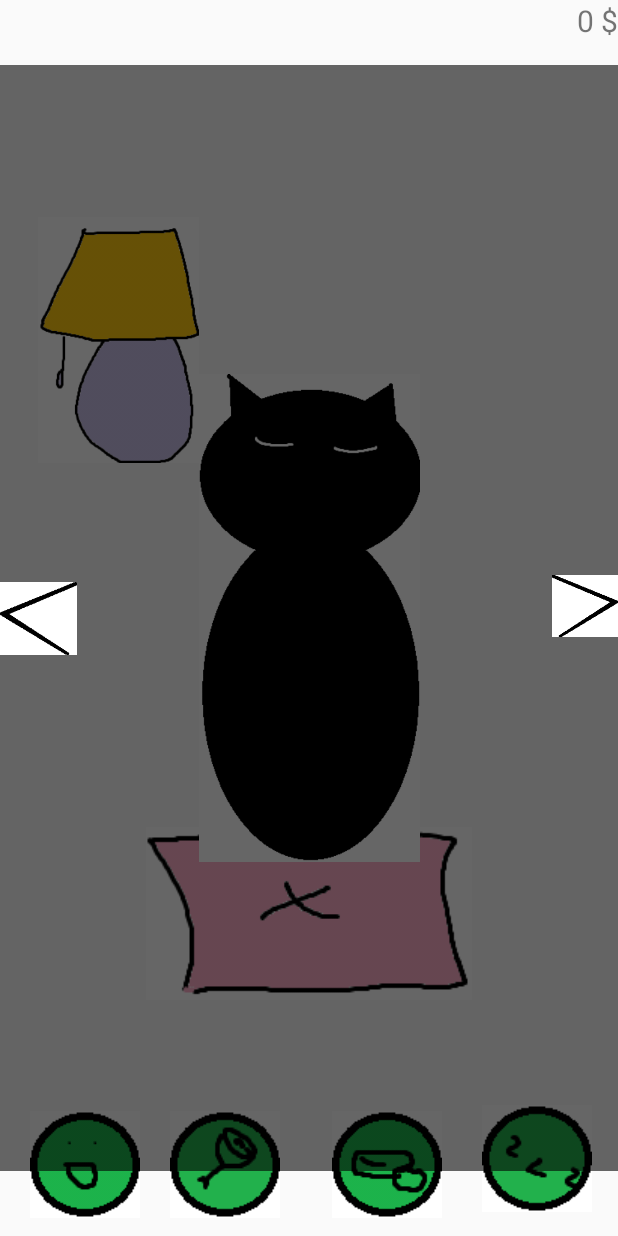
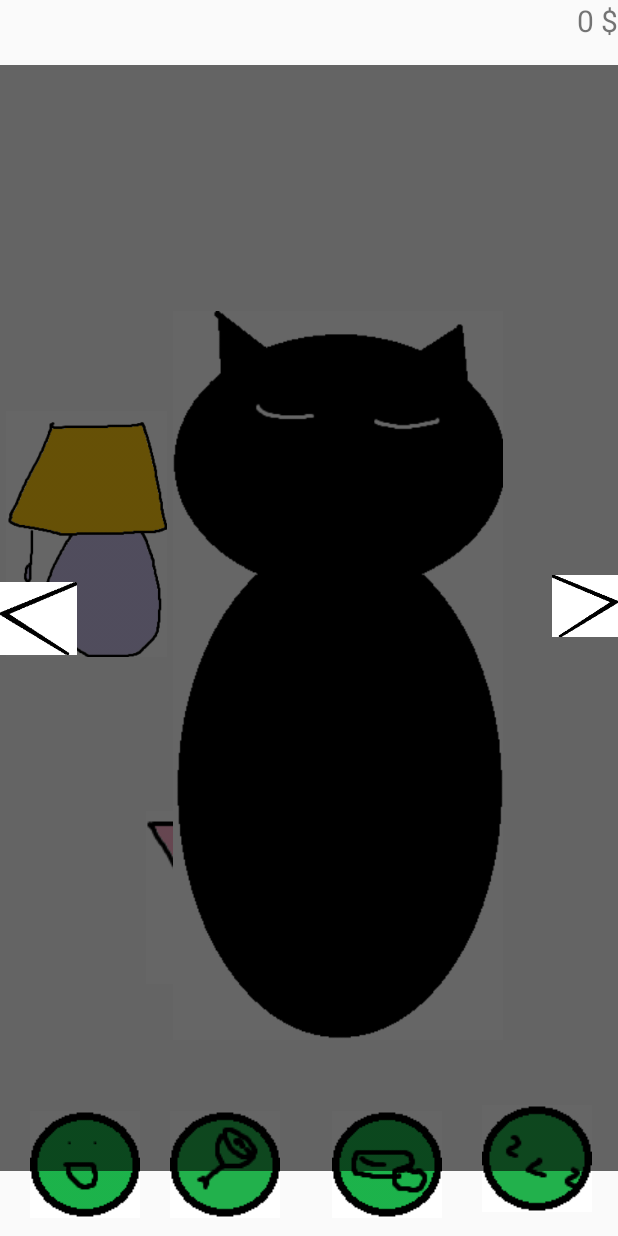
Before and after one commit to kingulin/MyLittleCatGame, an Android app: the screen it shows after launch (MainActivity), after a tap on an icon or button, on a phone screen of 412 x 824 dp. Run offline under Robolectric (Android 15) with nearby library versions, the phone set to English and light mode, and no system bars.

Commit message:
w koncu cos dziala

```diff
--- a/app/src/main/java/com/example/mylittlecat/MainActivity.java
+++ b/app/src/main/java/com/example/mylittlecat/MainActivity.java
@@ -3,6 +3,7 @@ package com.example.mylittlecat;
 import androidx.appcompat.app.AppCompatActivity;
 
 import android.annotation.SuppressLint;
+import android.content.Intent;
 import android.graphics.drawable.Drawable;
 import android.os.Bundle;
 import android.view.View;
@@ -31,6 +32,8 @@ public class MainActivity extends AppCompatActivity {
     public ImageView Lamp;
     public static ImageView Dark;
     public boolean IsSleep = false;
+    public boolean ISActive = true;
+
     public ImageView ArrR;
     public ImageView ArrL;
     @Override
@@ -39,11 +42,22 @@ public class MainActivity extends AppCompatActivity {
         setContentView(R.layout.activity_main);
 //set cats mood
 
+
+
+
         catMood = findViewById(R.id.catMood);
         Mood = findViewById(R.id.mood);
         Clean = findViewById(R.id.clean);
         Hungry = findViewById(R.id.hungry);
         Sleep = findViewById(R.id.sleep);
+
+        Intent takeintent = getIntent();
+        IsCatClean = takeintent.getBooleanExtra("IsCatClean_key", true);
+        CatClean = takeintent.getIntExtra("CatClean_key", 100);
+        catMoodNum = takeintent.getIntExtra("catMoodNum_key", 100);
+        CatHungry = takeintent.getIntExtra("CatHungry_key", 100);
+        CatSleep = takeintent.getIntExtra("CatSleep_key", 100);
+        money = takeintent.getIntExtra("money_key", 0);
         catMood.setOnClickListener(new View.OnClickListener() {
             @Override
             public void onClick(View v) {
@@ -61,13 +75,14 @@ public class MainActivity extends AppCompatActivity {
         });
 
         //set stats change
+        if(ISActive){
             final Handler handler = new Handler();
             handler.postDelayed(new Runnable() {
                 @Override
                 public void run() {
                     if (CatHungry > 0) CatHungry -= 1.5;
                     if (CatSleep > 0 && !IsSleep) CatSleep -= 2;
-                 else if(CatSleep <= 100 && IsSleep) CatSleep +=5;
+                    else if(CatSleep <= 100 && IsSleep) CatSleep +=10;
                     if (CatClean > 0) CatClean -= 5;
                     if (catMoodNum > 0) {
                         catMoodNum -= 2;
@@ -141,7 +156,7 @@ public class MainActivity extends AppCompatActivity {
                     handler.postDelayed(this, 2*1000);
 
                 }
-     },2*1000);
+            },2*1000);}
 
 
         // sets money
@@ -181,6 +196,16 @@ public class MainActivity extends AppCompatActivity {
         ArrR.setOnClickListener(new View.OnClickListener() {
             @Override
             public void onClick(View v) {
+                // setContentView(R.layout.activity_bathroom);
+                Intent intent = new Intent(MainActivity.this, Bathroom.class);
+                intent.putExtra("catMoodNum_key", catMoodNum);
+                intent.putExtra("IsCatClean_key", IsCatClean);
+                intent.putExtra("CatClean_key", CatClean);
+                intent.putExtra("CatHungry_key", CatHungry);
+                intent.putExtra("CatSleep_key", CatSleep);
+                intent.putExtra("money_key", money);
+                startActivity(intent);
+
                 setContentView(R.layout.activity_bathroom);
             }
         });
@@ -192,4 +217,24 @@ public class MainActivity extends AppCompatActivity {
 //            }
 //        });
     }
+
+
+//        ArrL.setOnClickListener(new View.OnClickListener() {
+//            @Override
+//            public void onClick(View v) {
+//                setContentView(R.layout.);
+//            }
+//        });
+
+    @Override
+    protected void onResume() {
+        super.onResume();
+        ISActive = true;
     }
+
+    @Override
+    protected void onPause() {
+        super.onPause();
+        ISActive = false;
+    }
+}
--- a/app/src/main/res/layout/activity_main.xml
+++ b/app/src/main/res/layout/activity_main.xml
@@ -19,12 +19,15 @@
 
     <ImageView
         android:id="@+id/catMood"
-        android:layout_width="147dp"
-        android:layout_height="344dp"
+        android:layout_width="228dp"
+        android:layout_height="486dp"
+        android:adjustViewBounds="true"
         app:layout_constraintBottom_toBottomOf="parent"
         app:layout_constraintEnd_toEndOf="parent"
+        app:layout_constraintHorizontal_bias="0.606"
         app:layout_constraintStart_toStartOf="parent"
         app:layout_constraintTop_toTopOf="parent"
+        app:layout_constraintVertical_bias="0.614"
         app:srcCompat="@drawable/cat" />
 
     <TextView
@@ -79,6 +82,7 @@
         app:layout_constraintStart_toEndOf="@+id/clean"
         app:srcCompat="@drawable/sleep_full" />
 
+
     <ImageView
         android:id="@+id/lamp"
         android:layout_width="107dp"
@@ -88,7 +92,7 @@
         app:layout_constraintHorizontal_bias="1.0"
         app:layout_constraintStart_toStartOf="parent"
         app:layout_constraintTop_toTopOf="parent"
-        app:layout_constraintVertical_bias="0.248"
+        app:layout_constraintVertical_bias="0.475"
         app:srcCompat="@drawable/lamp" />
 
     <ImageView
@@ -98,7 +102,7 @@
         android:adjustViewBounds="true"
         android:alpha="0"
         app:srcCompat="@drawable/dark"
-        tools:layout_editor_absoluteX="-117dp"
+        tools:layout_editor_absoluteX="16dp"
         tools:layout_editor_absoluteY="-12dp" />
 
     <ImageView
```
Lines whose indentation alone changed are shown as unchanged.
